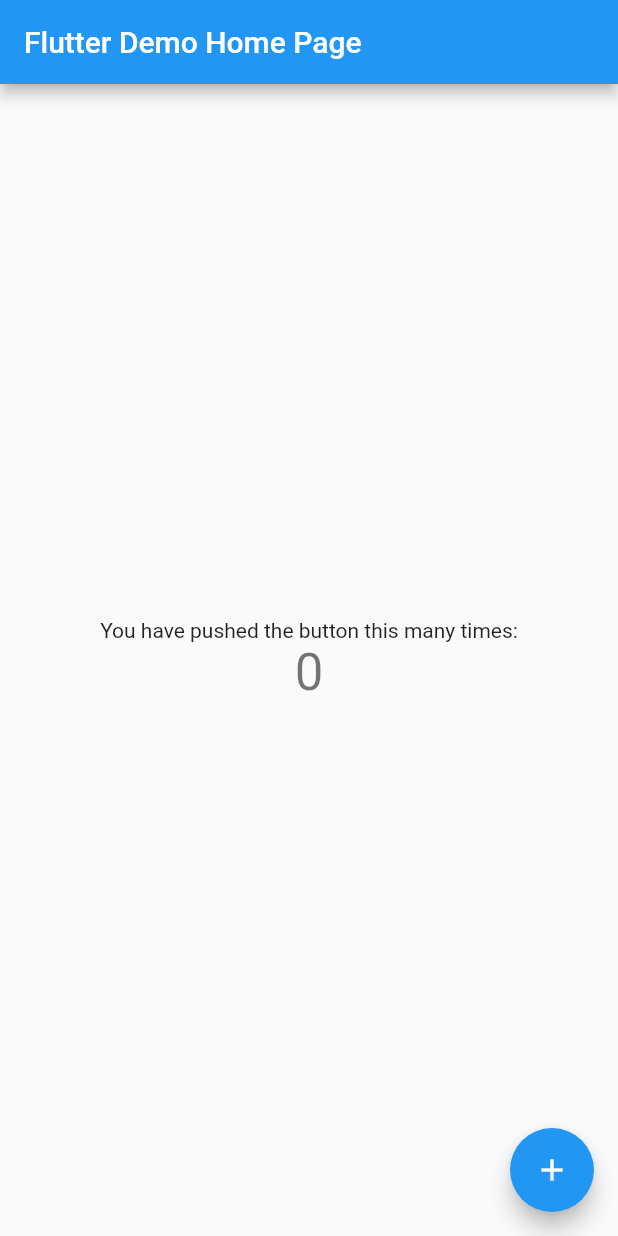
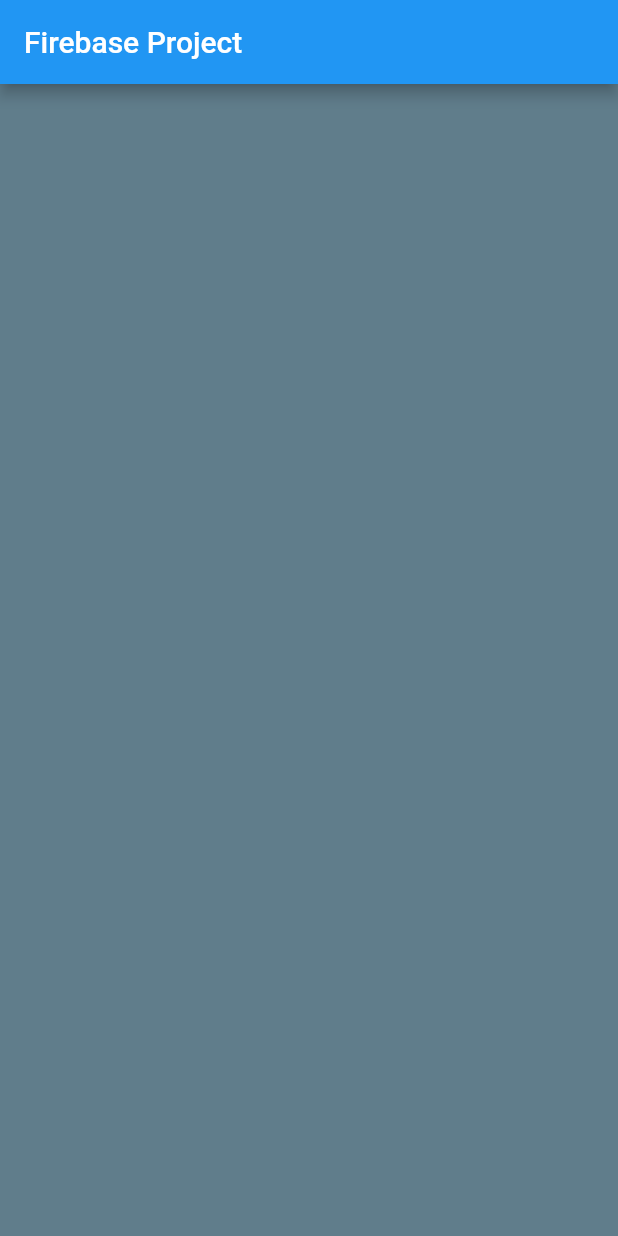
Before and after one commit to jecode93/get-to-know-firebase-for-flutter-project, a Flutter app: the screen it shows after launch, on a phone screen of 412 x 824 dp. Run offline on Flutter 3.47's test engine with Material 2 defaults, Android fonts, the phone set to English and light mode, and no system bars.

Commit message:
Clean the app base project and add a sample homeScreen

```diff
--- /dev/null
+++ b/lib/Widgets/home.dart
@@ -0,0 +1,15 @@
+import 'package:flutter/material.dart';
+
+class HomeScreen extends StatelessWidget {
+  const HomeScreen({super.key});
+
+  @override
+  Widget build(BuildContext context) {
+    return Scaffold(
+      backgroundColor: Colors.blueGrey,
+      appBar: AppBar(
+        title: const Text('Firebase Project'),
+      ),
+    );
+  }
+}
--- a/lib/main.dart
+++ b/lib/main.dart
@@ -1,4 +1,5 @@
 import 'package:flutter/material.dart';
+import 'Widgets/home.dart';
 
 void main() {
   runApp(const MyApp());
@@ -11,105 +12,11 @@ class MyApp extends StatelessWidget {
   @override
   Widget build(BuildContext context) {
     return MaterialApp(
-      title: 'Flutter Demo',
+      title: 'Get to know firebase for flutter project',
       theme: ThemeData(
-        // This is the theme of your application.
-        //
-        // Try running your application with "flutter run". You'll see the
-        // application has a blue toolbar. Then, without quitting the app, try
-        // changing the primarySwatch below to Colors.green and then invoke
-        // "hot reload" (press "r" in the console where you ran "flutter run",
-        // or simply save your changes to "hot reload" in a Flutter IDE).
-        // Notice that the counter didn't reset back to zero; the application
-        // is not restarted.
         primarySwatch: Colors.blue,
       ),
-      home: const MyHomePage(title: 'Flutter Demo Home Page'),
+      home: const HomeScreen(),
     );
   }
 }
-
-class MyHomePage extends StatefulWidget {
-  const MyHomePage({super.key, required this.title});
-
-  // This widget is the home page of your application. It is stateful, meaning
-  // that it has a State object (defined below) that contains fields that affect
-  // how it looks.
-
-  // This class is the configuration for the state. It holds the values (in this
-  // case the title) provided by the parent (in this case the App widget) and
-  // used by the build method of the State. Fields in a Widget subclass are
-  // always marked "final".
-
-  final String title;
-
-  @override
-  State<MyHomePage> createState() => _MyHomePageState();
-}
-
-class _MyHomePageState extends State<MyHomePage> {
-  int _counter = 0;
-
-  void _incrementCounter() {
-    setState(() {
-      // This call to setState tells the Flutter framework that something has
-      // changed in this State, which causes it to rerun the build method below
-      // so that the display can reflect the updated values. If we changed
-      // _counter without calling setState(), then the build method would not be
-      // called again, and so nothing would appear to happen.
-      _counter++;
-    });
-  }
-
-  @override
-  Widget build(BuildContext context) {
-    // This method is rerun every time setState is called, for instance as done
-    // by the _incrementCounter method above.
-    //
-    // The Flutter framework has been optimized to make rerunning build methods
-    // fast, so that you can just rebuild anything that needs updating rather
-    // than having to individually change instances of widgets.
-    return Scaffold(
-      appBar: AppBar(
-        // Here we take the value from the MyHomePage object that was created by
-        // the App.build method, and use it to set our appbar title.
-        title: Text(widget.title),
-      ),
-      body: Center(
-        // Center is a layout widget. It takes a single child and positions it
-        // in the middle of the parent.
-        child: Column(
-          // Column is also a layout widget. It takes a list of children and
-          // arranges them vertically. By default, it sizes itself to fit its
-          // children horizontally, and tries to be as tall as its parent.
-          //
-          // Invoke "debug painting" (press "p" in the console, choose the
-          // "Toggle Debug Paint" action from the Flutter Inspector in Android
-          // Studio, or the "Toggle Debug Paint" command in Visual Studio Code)
-          // to see the wireframe for each widget.
-          //
-          // Column has various properties to control how it sizes itself and
-          // how it positions its children. Here we use mainAxisAlignment to
-          // center the children vertically; the main axis here is the vertical
-          // axis because Columns are vertical (the cross axis would be
-          // horizontal).
-          mainAxisAlignment: MainAxisAlignment.center,
-          children: <Widget>[
-            const Text(
-              'You have pushed the button this many times:',
-            ),
-            Text(
-              '$_counter',
-              style: Theme.of(context).textTheme.headline4,
-            ),
-          ],
-        ),
-      ),
-      floatingActionButton: FloatingActionButton(
-        onPressed: _incrementCounter,
-        tooltip: 'Increment',
-        child: const Icon(Icons.add),
-      ), // This trailing comma makes auto-formatting nicer for build methods.
-    );
-  }
-}
```
